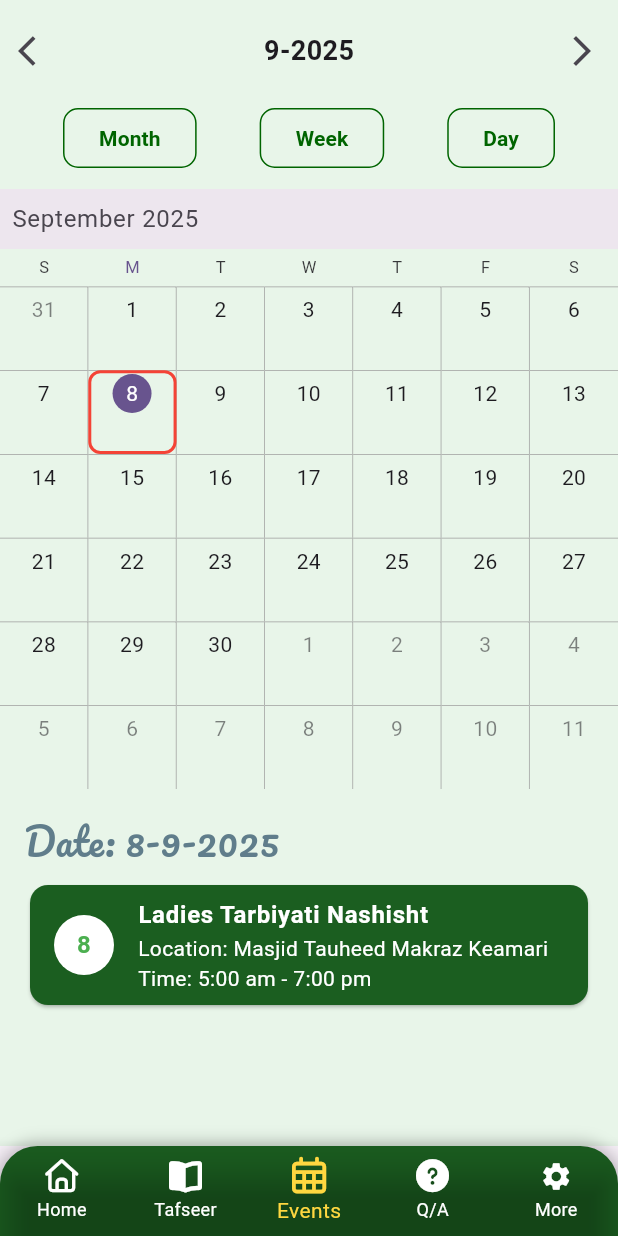
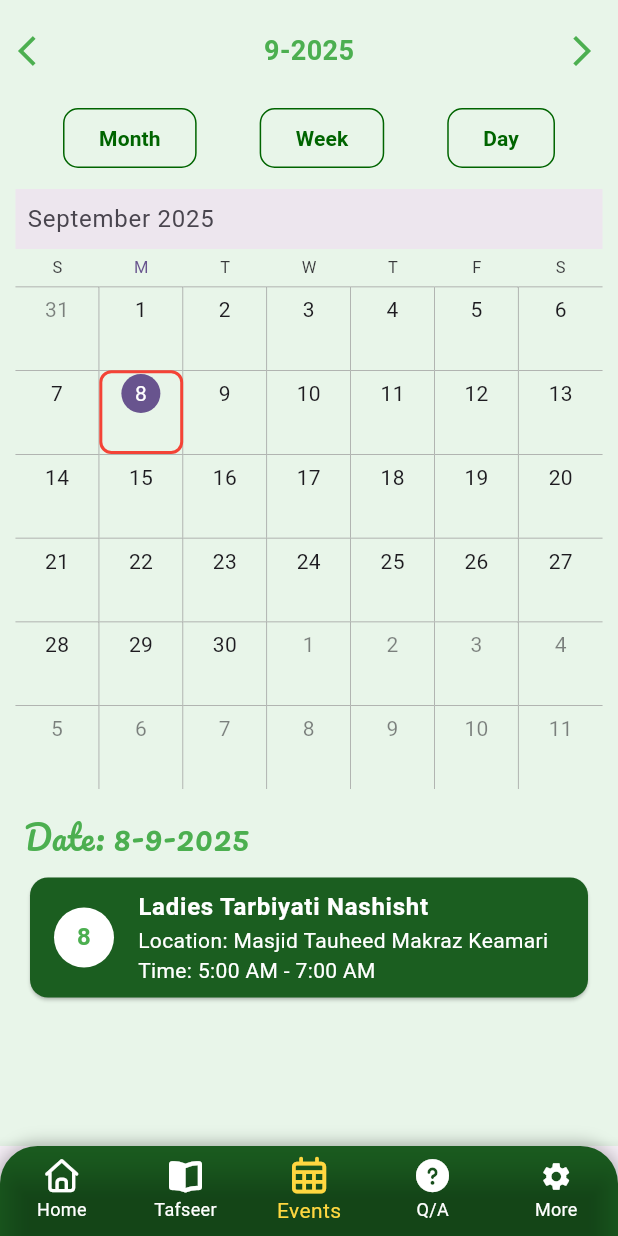
Before and after one commit to Itsmuavia/Eman-e-Khalis-App, a Flutter app: the screen it shows after launch, item 3 of the bottom bar chosen, on a phone screen of 412 x 824 dp. Run offline on Flutter 3.47's test engine with Material 3 defaults, Android fonts, the light colour scheme and no system bars; drawn by our look-alikes of syncfusion_flutter_calendar; our stand-ins replace adhan, animated_text_kit, carousel_slider, font_awesome_flutter, google_fonts, location and 2 more; missing offline and left inert: dart:html, flutter_qiblah.

Commit message:
changes again and again

```diff
--- a/lib/Screens/Events.dart
+++ b/lib/Screens/Events.dart
@@ -14,7 +14,11 @@ class _EventsState extends State<Events> {
   CalendarView calendarView = CalendarView.month;
   CalendarController calendarController = CalendarController();
   DateTime _selectedDate = DateTime.now();
-  DateTime _currentMonth = DateTime(DateTime.now().year, DateTime.now().month, 1);
+  DateTime _currentMonth = DateTime(
+    DateTime.now().year,
+    DateTime.now().month,
+    1,
+  );
 
   final Map<DateTime, List<Meeting>> _eventsMap = {};
   late DateTime _minDate;
@@ -77,10 +81,19 @@ class _EventsState extends State<Events> {
     });
   }
 
+  String _formatTime(DateTime time) {
+    final hour = time.hour % 12 == 0 ? 12 : time.hour % 12;
+    final minute = time.minute.toString().padLeft(2, '0');
+    final period = time.hour >= 12 ? "PM" : "AM";
+    return "$hour:$minute $period";
+  }
+
   @override
   Widget build(BuildContext context) {
+    final screenWidth = MediaQuery.of(context).size.width;
     return Scaffold(
       backgroundColor: Colors.green.shade50,
+
       body: SingleChildScrollView(
         padding: const EdgeInsets.only(bottom: 20),
         child: Column(
@@ -90,12 +103,9 @@ class _EventsState extends State<Events> {
               child: Row(
                 mainAxisAlignment: MainAxisAlignment.spaceBetween,
                 children: [
-                  IconButton(onPressed: _goToPreviousMonth, icon: const Icon(Icons.arrow_back_ios)),
-                  Text(
-                    "${_currentMonth.month}-${_currentMonth.year}",
-                    style: const TextStyle(fontSize: 18, fontWeight: FontWeight.bold),
-                  ),
-                  IconButton(onPressed: _goToNextMonth, icon: const Icon(Icons.arrow_forward_ios)),
+                  IconButton(onPressed: _goToPreviousMonth, icon: const Icon(Icons.arrow_back_ios, color: Colors.green)),
+                  Text("${_currentMonth.month}-${_currentMonth.year}", style: const TextStyle(fontSize: 18, fontWeight: FontWeight.bold, color: Colors.green)),
+                  IconButton(onPressed: _goToNextMonth, icon: const Icon(Icons.arrow_forward_ios, color: Colors.green)),
                 ],
               ),
             ),
@@ -107,9 +117,10 @@ class _EventsState extends State<Events> {
                 _buildViewButton("Day", CalendarView.day),
               ],
             ),
-            SizedBox(height: 10,),
+            const SizedBox(height: 10),
             Container(
-              height: 400, // Calendar ki height fix rakhi
+              width: screenWidth * 0.95,
+              height: 400,
               child: SfCalendar(
                 view: calendarView,
                 controller: calendarController,
@@ -119,9 +130,7 @@ class _EventsState extends State<Events> {
                 cellBorderColor: Colors.grey,
                 onTap: (details) {
                   if (details.date != null) {
-                    setState(() {
-                      _selectedDate = details.date!;
-                    });
+                    setState(() => _selectedDate = details.date!);
                   }
                 },
                 allowViewNavigation: false,
@@ -142,7 +151,7 @@ class _EventsState extends State<Events> {
                 children: [
                   Text(
                     "Date: ${_selectedDate.day}-${_selectedDate.month}-${_selectedDate.year}",
-                    style: const TextStyle(fontSize: 25, fontFamily: "Pacifico", color: Colors.blueGrey),
+                    style: const TextStyle(fontSize: 22, fontFamily: "Pacifico", color: Colors.green),
                   ),
                   const SizedBox(height: 8),
                   _buildEventList(),
@@ -195,17 +204,11 @@ class _EventsState extends State<Events> {
           child: ListTile(
             leading: CircleAvatar(
               backgroundColor: Colors.white,
-              child: Text(
-                '${_selectedDate.day}',
-                style: const TextStyle(color: Colors.green, fontWeight: FontWeight.bold),
-              ),
+              child: Text('${_selectedDate.day}', style: const TextStyle(color: Colors.green, fontWeight: FontWeight.bold)),
             ),
-            title: Text(
-              event.eventName,
-              style: const TextStyle(fontWeight: FontWeight.bold, color: Colors.white),
-            ),
+            title: Text(event.eventName, style: const TextStyle(fontWeight: FontWeight.bold, color: Colors.white)),
             subtitle: Text(
-              "Location: ${event.location}\nTime: ${event.from.hour}:00 am - ${event.to.hour}:00 pm",
+              "Location: ${event.location}\nTime: ${_formatTime(event.from)} - ${_formatTime(event.to)}",
               style: const TextStyle(color: Colors.white),
             ),
           ),
--- a/lib/Screens/ProfilePage.dart
+++ b/lib/Screens/ProfilePage.dart
@@ -209,7 +209,7 @@ class _ProfilePageState extends State<ProfilePage> {
                 color: Colors.green.shade100,
                 onTap: () =>
                 {
-                Navigator.push(context, MaterialPageRoute(builder: (context) => Qiblacompass()))
+                Navigator.push(context, MaterialPageRoute(builder: (context) => QiblaCompass()))
             }
             ),
             _buildCardButton(
--- a/pubspec.yaml
+++ b/pubspec.yaml
@@ -50,8 +50,9 @@ dependencies:
   flutter_compass:
   flutter_qiblah:
   location:
-  syncfusion_flutter_calendar:
-
+  syncfusion_flutter_calendar: ^31.1.17
+  adhan_dart:
+  adhan:
 dev_dependencies:
   flutter_test:
     sdk: flutter
```
Also changed, not shown: lib/Screens/Qiblacompass.dart (+92 -32 lines), lib/calender/meeting.dart (line endings or trailing spaces), lib/calender/meeting_data_source.dart (line endings or trailing spaces), pubspec.lock, 3 other files.
